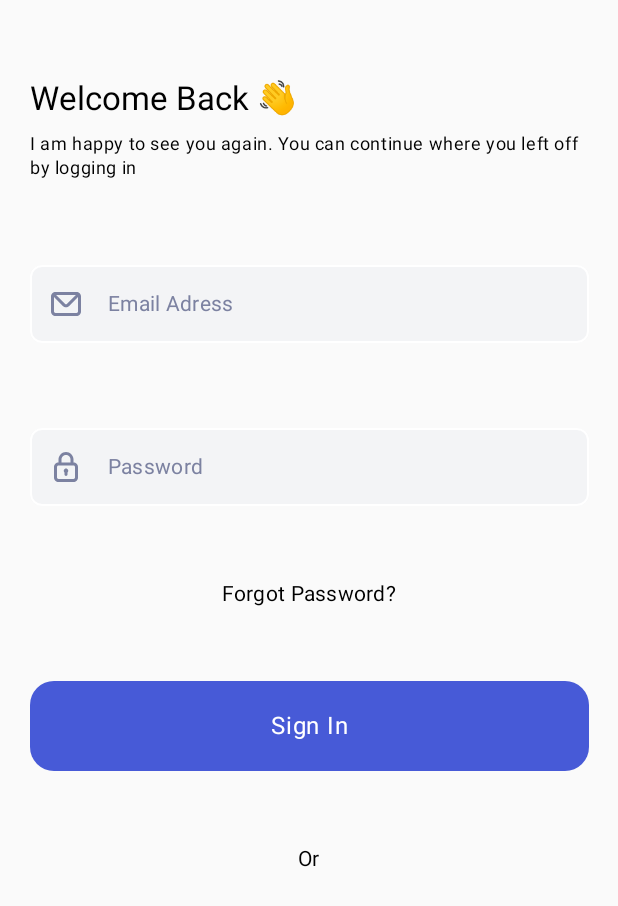
After one commit to thindie/freebieflux_designing_news, an Android app built with Jetpack Compose: the SignInScreen screen opened through its navigation route, on a phone screen of 412 x 824 dp. The commit adds this screen. Shown: the top 906 px of the screen. Run offline under Robolectric (Android 15) with nearby library versions, the phone set to English and light mode, and no system bars.

Commit message:
add sign in screen

```diff
--- a/app/src/main/java/com/example/thindie/freebiefluxnewsappuikitimpl/MainActivity.kt
+++ b/app/src/main/java/com/example/thindie/freebiefluxnewsappuikitimpl/MainActivity.kt
@@ -3,12 +3,16 @@ package com.example.thindie.freebiefluxnewsappuikitimpl
 import android.os.Bundle
 import androidx.activity.ComponentActivity
 import androidx.activity.compose.setContent
+import androidx.core.view.WindowCompat
+import com.example.thindie.freebiefluxnewsappuikitimpl.ui.AppNavHost
 
 class MainActivity : ComponentActivity() {
+
     override fun onCreate(savedInstanceState: Bundle?) {
+
         super.onCreate(savedInstanceState)
         setContent {
-
+            AppNavHost()
         }
     }
 }
--- a/app/src/main/java/com/example/thindie/freebiefluxnewsappuikitimpl/navigationdestinations/destinations.kt
+++ b/app/src/main/java/com/example/thindie/freebiefluxnewsappuikitimpl/navigationdestinations/destinations.kt
@@ -1,7 +1,7 @@
 package com.example.thindie.freebiefluxnewsappuikitimpl.navigationdestinations
 
 data class NewsDestination(override val route: String) : Destination
-
+val splashScreen = NewsDestination("splash")
 val onBoarding = NewsDestination("onboard")
 val welcome = NewsDestination("welcome")
 val signIn = NewsDestination("signIn")
--- /dev/null
+++ b/app/src/main/java/com/example/thindie/freebiefluxnewsappuikitimpl/ui/AppNavHost.kt
@@ -0,0 +1,26 @@
+package com.example.thindie.freebiefluxnewsappuikitimpl.ui
+
+import androidx.compose.runtime.Composable
+import androidx.navigation.compose.NavHost
+import com.example.thindie.freebiefluxnewsappuikitimpl.navigationdestinations.onBoarding
+import com.example.thindie.freebiefluxnewsappuikitimpl.navigationdestinations.welcome
+import com.example.thindie.freebiefluxnewsappuikitimpl.ui.screens.onboarding.onBoardingScreen
+import com.example.thindie.freebiefluxnewsappuikitimpl.ui.screens.signin.signInScreen
+import com.example.thindie.freebiefluxnewsappuikitimpl.ui.screens.splashscreen.splashZcreen
+import com.example.thindie.freebiefluxnewsappuikitimpl.ui.screens.welcomescreen.welcumeScreen
+
+@Composable
+fun AppNavHost(
+    appState: AppState = rememberAppState(),
+) {
+    NavHost(navController = appState.navController, startDestination = appState.startDestination) {
+        splashZcreen { appState.navigate(onBoarding.route) }
+        onBoardingScreen { appState.navigate(welcome.route) }
+        welcumeScreen { }
+        signInScreen(
+            onClickNext = {},
+            onSpecialActionGoogle = {},
+            onSpecialActionMeta = {},
+            onClickForgotPassword = {})
+    }
+}
--- /dev/null
+++ b/app/src/main/java/com/example/thindie/freebiefluxnewsappuikitimpl/ui/AppState.kt
@@ -0,0 +1,32 @@
+package com.example.thindie.freebiefluxnewsappuikitimpl.ui
+
+import androidx.compose.runtime.Composable
+import androidx.compose.runtime.Stable
+import androidx.compose.runtime.remember
+import androidx.navigation.NavHostController
+import androidx.navigation.compose.rememberNavController
+import com.example.thindie.freebiefluxnewsappuikitimpl.navigationdestinations.splashScreen
+
+@Composable
+fun rememberAppState(controller: NavHostController = rememberNavController()): AppState {
+    return remember(controller) {
+        AppState(controller)
+    }
+}
+
+
+@Stable
+class AppState(val navController: NavHostController) {
+
+    val startDestination
+        @Composable get() = splashScreen.route
+
+    fun navigate(route: String) {
+        navController.navigate(route) {
+            launchSingleTop = true
+            restoreState = true
+        }
+    }
+
+
+}
--- a/app/src/main/java/com/example/thindie/freebiefluxnewsappuikitimpl/ui/core/Button.kt
+++ b/app/src/main/java/com/example/thindie/freebiefluxnewsappuikitimpl/ui/core/Button.kt
@@ -1,16 +1,26 @@
 package com.example.thindie.freebiefluxnewsappuikitimpl.ui.core
 
+import androidx.annotation.DrawableRes
 import androidx.annotation.StringRes
+import androidx.compose.foundation.BorderStroke
+import androidx.compose.foundation.layout.padding
 import androidx.compose.material3.Button
 import androidx.compose.material3.ButtonDefaults
+import androidx.compose.material3.Icon
 import androidx.compose.material3.MaterialTheme
 import androidx.compose.material3.Text
 import androidx.compose.runtime.Composable
+import androidx.compose.ui.Modifier
+import androidx.compose.ui.res.painterResource
 import androidx.compose.ui.res.stringResource
 import androidx.compose.ui.tooling.preview.Preview
+import androidx.compose.ui.unit.Dp
+import androidx.compose.ui.unit.dp
 import com.example.thindie.freebiefluxnewsappuikitimpl.R
 import com.example.thindie.freebiefluxnewsappuikitimpl.ui.theme.FreebieFluxNewsAppUiKitImplTheme
+import com.example.thindie.freebiefluxnewsappuikitimpl.ui.theme.lightGray
 import com.example.thindie.freebiefluxnewsappuikitimpl.ui.theme.purplePrimary
+import com.example.thindie.freebiefluxnewsappuikitimpl.ui.theme.white
 
 @Composable
 fun AppButton(@StringRes label: Int, onClick: () -> Unit) {
@@ -24,6 +34,33 @@ fun AppButton(@StringRes label: Int, onClick: () -> Unit) {
     }
 }
 
+@Composable
+fun AppOutlinedButton(
+    @StringRes label: Int,
+    @DrawableRes icon: Int,
+    onClick: () -> Unit,
+) {
+    Button(
+        modifier = usualShape,
+        colors = ButtonDefaults.buttonColors(containerColor = white),
+        shape = MaterialTheme.shapes.large,
+        onClick = onClick,
+        border = BorderStroke(Dp.Hairline, color = lightGray)
+    ) {
+        Icon(
+            painter = painterResource(id = icon),
+            contentDescription = "",
+            modifier = Modifier.padding(start = 16.dp, top = 16.dp, bottom = 16.dp)
+        )
+        Text(
+            text = stringResource(id = label),
+            style = MaterialTheme.typography.bodyLarge,
+            modifier = Modifier.padding(start = 52.dp, top = 16.dp, bottom = 16.dp)
+        )
+    }
+}
+
+
 @Preview
 @Composable
 fun previewButton() {
--- /dev/null
+++ b/app/src/main/java/com/example/thindie/freebiefluxnewsappuikitimpl/ui/screens/signin/SignInRoute.kt
@@ -0,0 +1,22 @@
+package com.example.thindie.freebiefluxnewsappuikitimpl.ui.screens.signin
+
+import androidx.navigation.NavGraphBuilder
+import androidx.navigation.compose.composable
+import com.example.thindie.freebiefluxnewsappuikitimpl.navigationdestinations.signIn
+
+fun NavGraphBuilder.signInScreen(
+    onClickNext: () -> Unit,
+    onSpecialActionGoogle: () -> Unit,
+    onSpecialActionMeta: () -> Unit,
+    onClickForgotPassword: () -> Unit,
+) {
+    composable(signIn.route) {
+        SignInScreen(
+            onClickSignIn = onClickNext,
+            onClickSignInGoogle = onSpecialActionGoogle,
+            onClickSignInFacebook = onSpecialActionMeta,
+            onClickForgotPassword = onClickForgotPassword,
+        )
+
+    }
+}
--- /dev/null
+++ b/app/src/main/java/com/example/thindie/freebiefluxnewsappuikitimpl/ui/screens/signin/SignInScreen.kt
@@ -0,0 +1,67 @@
+package com.example.thindie.freebiefluxnewsappuikitimpl.ui.screens.signin
+
+import androidx.compose.foundation.clickable
+import androidx.compose.material3.MaterialTheme
+import androidx.compose.material3.Text
+import androidx.compose.runtime.Composable
+import androidx.compose.ui.Modifier
+import androidx.compose.ui.res.stringResource
+import com.example.thindie.freebiefluxnewsappuikitimpl.R
+import com.example.thindie.freebiefluxnewsappuikitimpl.ui.core.AppButton
+import com.example.thindie.freebiefluxnewsappuikitimpl.ui.core.AppInput
+import com.example.thindie.freebiefluxnewsappuikitimpl.ui.core.AppOutlinedButton
+import com.example.thindie.freebiefluxnewsappuikitimpl.ui.core.AppSimpleHeader
+import com.example.thindie.freebiefluxnewsappuikitimpl.ui.core.InputAbleState
+import com.example.thindie.freebiefluxnewsappuikitimpl.ui.core.Page
+
+@Suppress("LongParameterList")
+@Composable
+fun SignInScreen(
+    onClickSignIn: () -> Unit,
+    onClickSignInGoogle: () -> Unit,
+    onClickSignInFacebook: () -> Unit,
+    onClickForgotPassword: () -> Unit,
+    email: InputAbleState = InputAbleState(
+        leadingIcon = R.drawable.icon_envelope_24_24,
+        trailingIcon = null,
+        hint = R.string.hint_email
+    ),
+    password: InputAbleState = InputAbleState(
+        leadingIcon = R.drawable.icon_lock_24_24,
+        trailingIcon = null,
+        hint = R.string.hint_password
+    ),
+
+    ) {
+
+    Page {
+        AppSimpleHeader(header = R.string.title_welcome_back, note = R.string.body_welcome_back)
+        AppInput(email) {}
+        AppInput(password) { }
+
+        Text(
+            text = stringResource(R.string.label_forgot_password),
+            style = MaterialTheme.typography.bodyMedium,
+            modifier = Modifier.clickable { onClickForgotPassword() })
+        AppButton(label = R.string.button_sign_in) {
+            onClickSignIn()
+        }
+        Text(
+            text = stringResource(R.string.label_or_sign_in),
+            style = MaterialTheme.typography.bodyMedium,
+        )
+        AppOutlinedButton(
+            label = R.string.button_google_sign_in,
+            icon = R.drawable.icon_google_24_24
+        ) {
+            onClickSignInGoogle()
+        }
+
+        AppOutlinedButton(
+            label = R.string.button_facebook_sign_in,
+            icon = R.drawable.icon_facebook_24_24
+        ) {
+            onClickSignInFacebook()
+        }
+    }
+}
--- a/app/src/main/java/com/example/thindie/freebiefluxnewsappuikitimpl/ui/screens/splashscreen/SplashScreen.kt
+++ b/app/src/main/java/com/example/thindie/freebiefluxnewsappuikitimpl/ui/screens/splashscreen/SplashScreen.kt
@@ -7,17 +7,40 @@ import androidx.compose.foundation.layout.Column
 import androidx.compose.foundation.layout.fillMaxHeight
 import androidx.compose.foundation.layout.fillMaxWidth
 import androidx.compose.runtime.Composable
+import androidx.compose.runtime.LaunchedEffect
+import androidx.compose.runtime.getValue
+import androidx.compose.runtime.rememberUpdatedState
 import androidx.compose.ui.Alignment
 import androidx.compose.ui.Modifier
 import androidx.compose.ui.res.painterResource
 import androidx.compose.ui.tooling.preview.Preview
+import androidx.navigation.NavGraphBuilder
+import androidx.navigation.compose.composable
 import com.example.thindie.freebiefluxnewsappuikitimpl.R
+import com.example.thindie.freebiefluxnewsappuikitimpl.navigationdestinations.splashScreen
 import com.example.thindie.freebiefluxnewsappuikitimpl.ui.theme.FreebieFluxNewsAppUiKitImplTheme
 import com.example.thindie.freebiefluxnewsappuikitimpl.ui.theme.purplePrimary
+import kotlinx.coroutines.delay
 
+private const val SplashWaitTime: Long = 2000
+fun NavGraphBuilder.splashZcreen(onEnough: () -> Unit) {
+    composable(splashScreen.route) {
+        SplashScreen {
+            onEnough()
+        }
+    }
+}
 
 @Composable
-fun SplashScreen() {
+fun SplashScreen(onEnough: () -> Unit) {
+
+    val currentTimeOut by rememberUpdatedState(newValue = onEnough)
+
+    LaunchedEffect(true) {
+        delay(3000)
+        currentTimeOut()
+    }
+
     Column(
         modifier = Modifier
             .background(color = purplePrimary)
@@ -34,6 +57,6 @@ fun SplashScreen() {
 @Preview
 fun previewSplashScreen() {
     FreebieFluxNewsAppUiKitImplTheme {
-        SplashScreen()
+        SplashScreen() {}
     }
 }
--- /dev/null
+++ b/app/src/main/java/com/example/thindie/freebiefluxnewsappuikitimpl/ui/screens/welcomescreen/WelcomeScreenRoute.kt
@@ -0,0 +1,13 @@
+package com.example.thindie.freebiefluxnewsappuikitimpl.ui.screens.welcomescreen
+
+import androidx.navigation.NavGraphBuilder
+import androidx.navigation.compose.composable
+import com.example.thindie.freebiefluxnewsappuikitimpl.navigationdestinations.welcome
+
+fun NavGraphBuilder.welcumeScreen(onClickNext: () -> Unit){
+    composable(welcome.route){
+        WelcomeScreen {
+            onClickNext()
+        }
+    }
+}
--- a/app/src/main/java/com/example/thindie/freebiefluxnewsappuikitimpl/ui/theme/Color.kt
+++ b/app/src/main/java/com/example/thindie/freebiefluxnewsappuikitimpl/ui/theme/Color.kt
@@ -10,6 +10,7 @@ val Purple40 = Color(0xFF6650a4)
 val PurpleGrey40 = Color(0xFF625b71)
 val Pink40 = Color(0xFF7D5260)
 
+val lightGray = Color(0xFFF3F4F6)
 val backgroundGray = Color(0xFFF3F4F6)
 val primaryGray = Color(0xFF7C82A1)
 val white =  Color(0xFFFFFFFF)
--- a/app/src/main/res/values/strings.xml
+++ b/app/src/main/res/values/strings.xml
@@ -6,4 +6,12 @@
     <string name="body_welcome_back">I am happy to see you again. You can continue where you left off by logging in</string>
     <string name="onboarding_header">First to know</string>
     <string name="onboarding_body">All news in one place, be the first to know last news</string>
+    <string name="button_label_get_started">Get Started</string>
+    <string name="hint_email">Email Adress</string>
+    <string name="hint_password">Password</string>
+    <string name="label_forgot_password">Forgot Password?</string>
+    <string name="button_sign_in">Sign In</string>
+    <string name="label_or_sign_in">Or</string>
+    <string name="button_google_sign_in">Sign In with Google</string>
+    <string name="button_facebook_sign_in">Sign In with Facebook</string>
 </resources>
```
Also changed, not shown: app/src/main/java/com/example/thindie/freebiefluxnewsappuikitimpl/ui/screens/welcomescreen/WelcomeScreen.kt (added, +36 -0 lines), app/src/main/java/com/example/thindie/freebiefluxnewsappuikitimpl/ui/theme/Theme.kt (+4 -18 lines).
